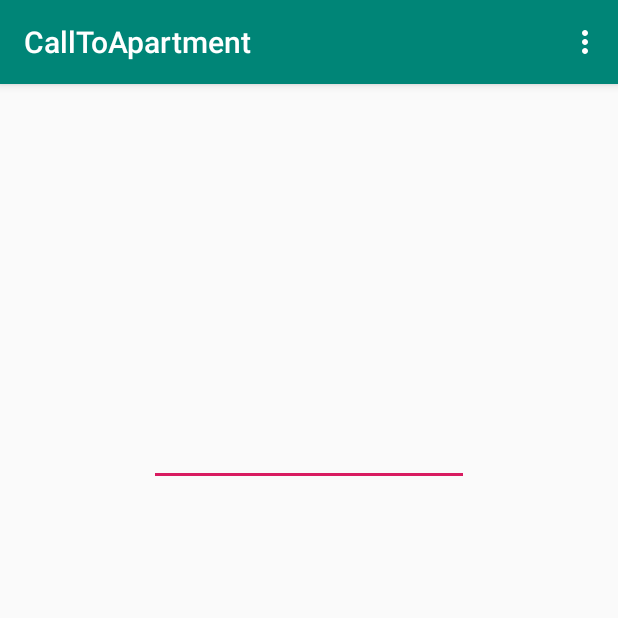
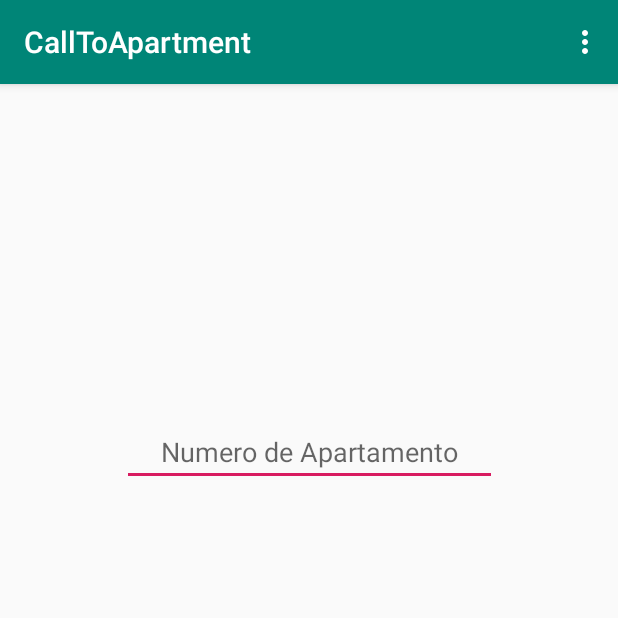
Before and after one commit to ChrisWbe/CallToApartment, an Android app: the screen it shows after launch (CallView), on a phone screen of 412 x 824 dp, the top half of it. Run offline under Robolectric (Android 15) with nearby library versions, the phone set to English and light mode, and no system bars.

Commit message:
App CallToApartment

```diff
--- a/app/src/main/java/com/example/calltoapartment/AdaptadorListView/Adapter.java
+++ b/app/src/main/java/com/example/calltoapartment/AdaptadorListView/AdapterInfo.java
@@ -6,17 +6,16 @@ import android.view.View;
 import android.view.ViewGroup;
 import android.widget.ArrayAdapter;
 import android.widget.TextView;
-
 import androidx.annotation.NonNull;
 import androidx.annotation.Nullable;
 
 import com.example.calltoapartment.R;
 
-public class Adapter extends ArrayAdapter {
+public class AdapterInfo extends ArrayAdapter {
     String[] nombres;
     String[] apartamentos;
     String[] parqueaderos;
-    public Adapter(Context context, String[] nombres, String[] apartamentos, String[] parqueaderos){
+    public AdapterInfo(Context context, String[] nombres, String[] apartamentos, String[] parqueaderos){
         super(context, R.layout.cardviewvis, R.id.tvNApart, apartamentos);
         this.nombres=nombres;
         this.apartamentos=apartamentos;
--- a/app/src/main/java/com/example/calltoapartment/Call/CallPresenter.java
+++ b/app/src/main/java/com/example/calltoapartment/Call/CallPresenter.java
@@ -13,8 +13,7 @@ public class CallPresenter implements ICallVMP.presenter{
 
     @Override
     public void clickEnterNumber() {
-        model.ordenLlamada(Integer.valueOf(view.getNumber()));
-
+        model.ordenLlamada(view.getNumber(), view.myContext());
     }
 
     @Override
--- a/app/src/main/java/com/example/calltoapartment/Call/ICallVMP.java
+++ b/app/src/main/java/com/example/calltoapartment/Call/ICallVMP.java
@@ -1,8 +1,10 @@
 package com.example.calltoapartment.Call;
+
+import android.content.Context;
 
 public interface ICallVMP {
     interface  model{
-        void ordenLlamada(int numero);
+        void ordenLlamada(String numero, Context context);
 
     }
 
@@ -15,6 +17,7 @@ public interface ICallVMP {
     interface view{
         String getNumber();
         void llamada(String numero);
+        Context myContext();
 
     }
 }
--- a/app/src/main/res/layout/activity_call_view.xml
+++ b/app/src/main/res/layout/activity_call_view.xml
@@ -8,15 +8,17 @@
 
     <EditText
         android:id="@+id/etNumber"
-        android:layout_width="wrap_content"
+        android:layout_width="250dp"
         android:layout_height="wrap_content"
-        android:layout_marginStart="100dp"
-        android:layout_marginLeft="100dp"
-        android:layout_marginTop="50dp"
-        android:layout_marginEnd="100dp"
-        android:layout_marginRight="100dp"
+        android:layout_marginStart="50dp"
+        android:layout_marginLeft="50dp"
+        android:layout_marginTop="150dp"
+        android:layout_marginEnd="50dp"
+        android:layout_marginRight="50dp"
         android:layout_marginBottom="500dp"
         android:ems="10"
+        android:gravity="center"
+        android:hint="@string/nApartment"
         android:inputType="number"
         app:layout_constraintBottom_toBottomOf="parent"
         app:layout_constraintEnd_toEndOf="parent"
--- a/app/src/main/res/layout/activity_insert_view.xml
+++ b/app/src/main/res/layout/activity_insert_view.xml
@@ -20,6 +20,7 @@
         app:layout_constraintTop_toTopOf="parent">
 
         <com.google.android.material.textfield.TextInputEditText
+            android:id="@+id/inApart"
             android:layout_width="match_parent"
             android:layout_height="wrap_content"
             android:hint="@string/n_apartment"
@@ -40,6 +41,7 @@
         app:layout_constraintTop_toBottomOf="@+id/rbTypeTel">
 
         <com.google.android.material.textfield.TextInputEditText
+            android:id="@+id/inNum"
             android:layout_width="match_parent"
             android:layout_height="wrap_content"
             android:hint="@string/n_llamada"
@@ -60,6 +62,7 @@
         app:layout_constraintTop_toBottomOf="@+id/etIdApartment">
 
         <com.google.android.material.textfield.TextInputEditText
+            android:id="@+id/inName"
             android:layout_width="match_parent"
             android:layout_height="wrap_content"
             android:hint="@string/nombre_apartment"
@@ -94,6 +97,7 @@
         app:layout_constraintTop_toBottomOf="@+id/etNumber">
 
         <com.google.android.material.textfield.TextInputEditText
+            android:id="@+id/inParq"
             android:layout_width="match_parent"
             android:layout_height="wrap_content"
             android:hint="@string/n_parqueadero"
--- a/app/src/main/res/values/strings.xml
+++ b/app/src/main/res/values/strings.xml
@@ -7,4 +7,6 @@
     <string name="n_parqueadero">Parqueadero</string>
     <string name="rbTextCel">Celular</string>
     <string name="rbTextTel">Fijo</string>
+    <string name="campoEmpty">Campo vacío</string>
+    <string name="nApartment">Numero de Apartamento</string>
 </resources>
```
Also changed, not shown: app/src/main/java/com/example/calltoapartment/Call/CallModel.java (+10 -5 lines), app/src/main/java/com/example/calltoapartment/Call/CallView.java (+7 -0 lines), app/src/main/java/com/example/calltoapartment/DBNumbers/DataBaseNumbers.java (+11 -0 lines), app/src/main/java/com/example/calltoapartment/Insertar/InsertView.java (+18 -5 lines), app/src/main/java/com/example/calltoapartment/Visualizar/IVisVMP.java (+21 -0 lines), app/src/main/java/com/example/calltoapartment/Visualizar/VisModel.java (+45 -1 lines), app/src/main/java/com/example/calltoapartment/Visualizar/VisPresenter.java (+37 -1 lines), app/src/main/java/com/example/calltoapartment/Visualizar/VisView.java (+11 -2 lines), app/src/main/res/layout/activity_vis_view.xml (+8 -8 lines).
